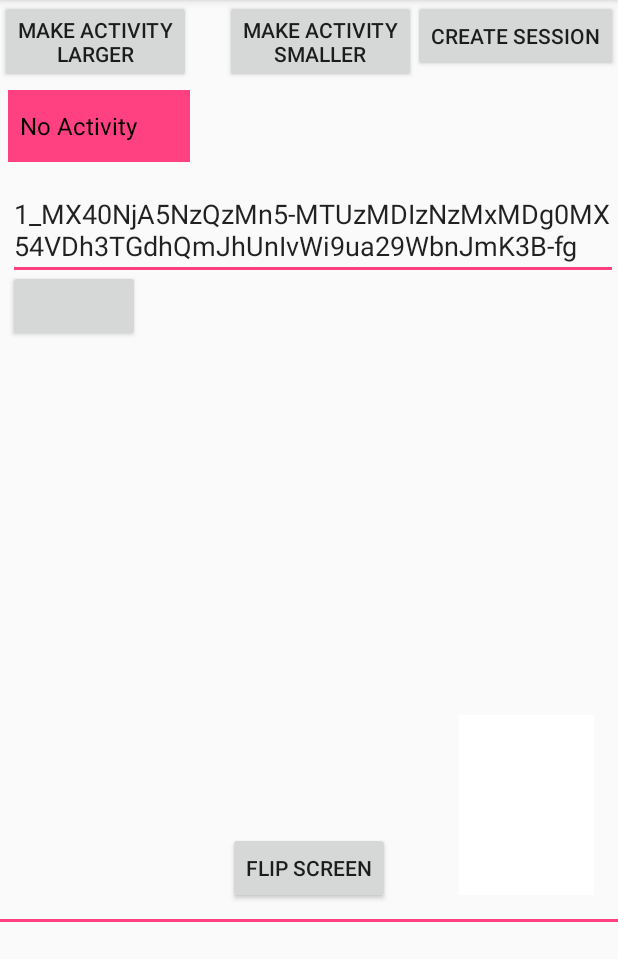
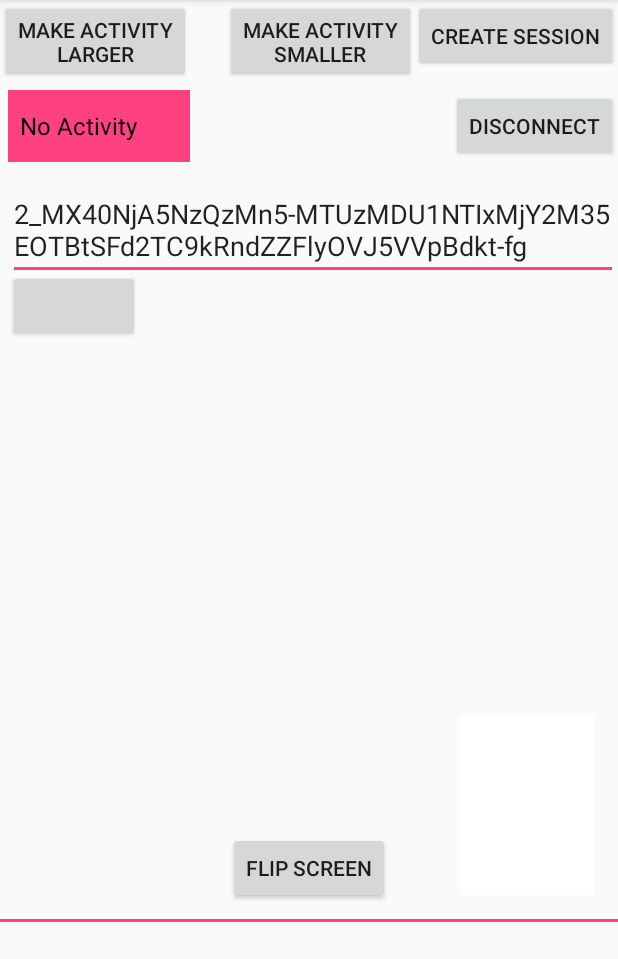
Before and after one commit to darthtoad/RemoteClassroomOpenTok, an Android app: the screen it shows after launch (MainActivity), on a phone screen of 412 x 824 dp, the part 84-1043 px from its top. Run offline under Robolectric (Android 15) with nearby library versions, the light colour scheme and no system bars; our stand-ins replace Volley; libraries missing offline, so code that uses them is left out: com.opentok, com.opentok.android, com.opentok.exception, pub.devrel.easypermissions; 1 statement that could not run was skipped.

Commit message:
add disconnect button

```diff
--- a/app/src/main/java/com/epicodus/samuelgespass/remoteclassroomopentok/ui/MainActivity.java
+++ b/app/src/main/java/com/epicodus/samuelgespass/remoteclassroomopentok/ui/MainActivity.java
@@ -64,25 +64,42 @@ public class MainActivity extends AppCompatActivity implements Session.SessionLi
     private Button mButtonSmallFragment;
     private Button mCreateSession;
     private Button mJoinSession;
+    private Button mDisconnect;
     private EditText mSessionIdText;
     private Spinner mSelectActivitySpinner;
     private SharedPreferences sharedPreferences;
     private SharedPreferences.Editor editor;
 
-    public void connectToSession(String sessionId) throws OpenTokException {
+    public void connectToSession(String arg) throws OpenTokException {
+        final String sessionId = arg;
+        RequestQueue reqQueue = Volley.newRequestQueue(this);
+        String url = "http://192.168.1.64:3000/token/" + sessionId;
+        Log.e(LOG_TAG, url);
+        reqQueue.add(new JsonObjectRequest(Request.Method.GET,
+                url,
+                null, new Response.Listener<JSONObject>() {
 
-//        OpenTok openTok = new com.opentok.OpenTok(Integer.parseInt(API_KEY), API_SECRET);
-//        String token = openTok.generateToken(sessionId, new TokenOptions.Builder()
-//                .role(Role.SUBSCRIBER)
-//                .expireTime((System.currentTimeMillis() / 1000L) + (7 * 24 * 60 * 60)) // in one week
-//                .build());
-//        try {
-//            mSession.connect(token);
-//        } catch (NullPointerException ex) {
-//            mSession = new Session.Builder(MainActivity.this, API_KEY, sessionId).build();
-//            mSession.setSessionListener(MainActivity.this);
-//            mSession.connect(token);
-//        }
+            @Override
+            public void onResponse(JSONObject response) {
+                try {
+                    token = response.getString("token");
+
+                    Log.i(LOG_TAG, "TOKEN: " + token);
+
+                    mSession = new Session.Builder(MainActivity.this, API_KEY, sessionId).build();
+                    mSession.setSessionListener(MainActivity.this);
+                    mSession.connect(token);
+
+                } catch (JSONException error) {
+                    Log.e(LOG_TAG, "Web Service error2: " + error.getMessage());
+                }
+            }
+        }, new Response.ErrorListener() {
+            @Override
+            public void onErrorResponse(VolleyError error) {
+                Log.e(LOG_TAG, "Web Service error1: " + error.getMessage());
+            }
+        }));
     }
 
     public void fetchSessionConnectionData() {
@@ -156,6 +173,7 @@ public class MainActivity extends AppCompatActivity implements Session.SessionLi
             mFlipScreen = (Button) findViewById(R.id.button_toggle_screen);
             mButtonLargeFragment = (Button) findViewById(R.id.button_large_fragment);
             mButtonSmallFragment = (Button) findViewById(R.id.button_small_fragment);
+            mDisconnect = (Button) findViewById(R.id.disconnect);
             mFragmentContainer = (FrameLayout) findViewById(R.id.fragmentContainer);
             mVideoFrame = (FrameLayout) findViewById(R.id.videoFrame);
             mSessionIdText = (EditText) findViewById(R.id.session_id_text);
@@ -165,6 +183,7 @@ public class MainActivity extends AppCompatActivity implements Session.SessionLi
             mButtonLargeFragment.setOnClickListener(this);
             mCreateSession.setOnClickListener(this);
             mJoinSession.setOnClickListener(this);
+            mDisconnect.setOnClickListener(this);
 
 
             Log.i(LOG_TAG, "requestPermissions success");
@@ -253,6 +272,10 @@ public class MainActivity extends AppCompatActivity implements Session.SessionLi
             }
         }
 
+        if (view == mDisconnect) {
+            mSession.disconnect();
+        }
+
         if (view == mFlipScreen) {
             mPublisher.swapCamera();
             Log.e("thing", "onClick: ");
--- a/app/src/main/res/layout/activity_main.xml
+++ b/app/src/main/res/layout/activity_main.xml
@@ -19,6 +19,15 @@
             android:layout_height="wrap_content"
             android:text="Create Session"
             android:layout_gravity="top|right"
+            />
+
+        <Button
+            android:id="@+id/disconnect"
+            android:layout_width="wrap_content"
+            android:layout_height="wrap_content"
+            android:text="Disconnect"
+            android:layout_gravity="top|right"
+            android:layout_marginTop="60dp"
             />
 
         <Button
@@ -55,7 +64,7 @@
             android:layout_height="wrap_content"
             android:layout_marginTop="120dp"
             android:layout_marginLeft="5dp"
-            android:text="1_MX40NjA5NzQzMn5-MTUzMDIzNzMxMDg0MX54VDh3TGdhQmJhUnIvWi9ua29WbnJmK3B-fg"
+            android:text="2_MX40NjA5NzQzMn5-MTUzMDU1NTIxMjY2M35EOTBtSFd2TC9kRndZZFlyOVJ5VVpBdkt-fg"
             android:id="@+id/session_id_text"
             />
 
```
